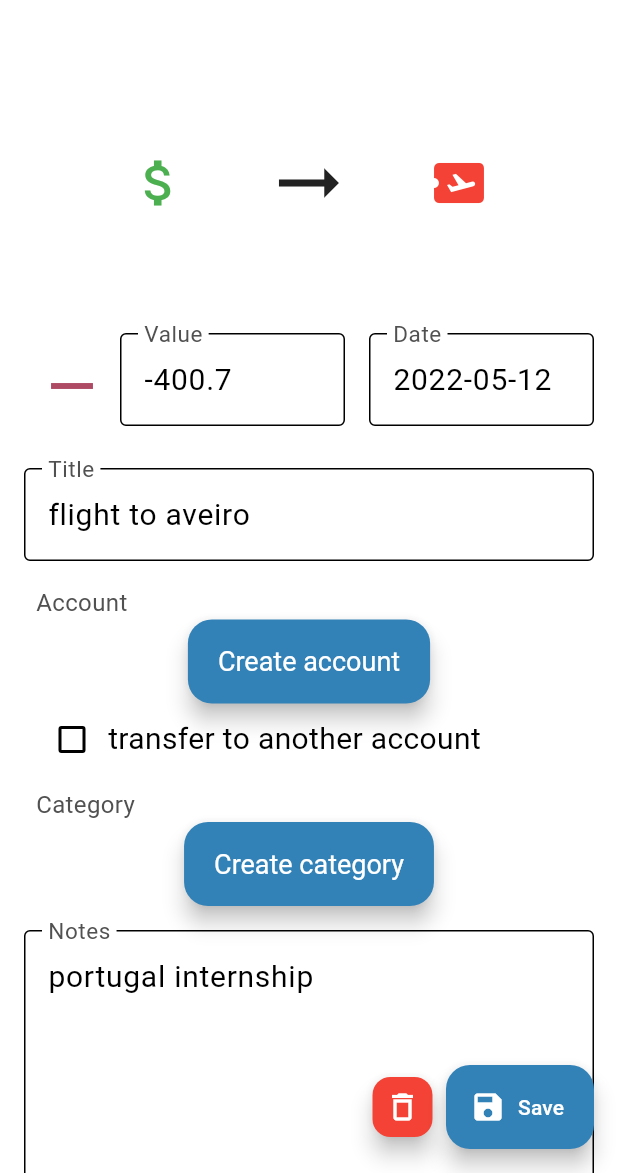
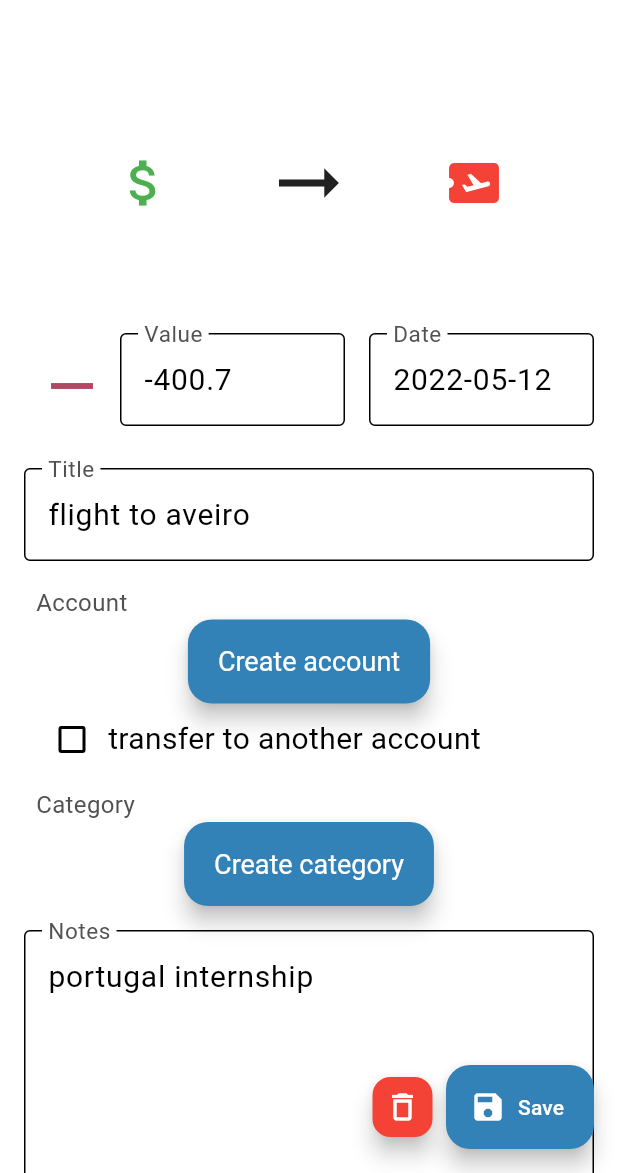
Before and after one commit to budgetiser/budgetiser, a Flutter app: the TransactionForm screen opened directly with sample values from the repository, on a phone screen of 412 x 824 dp, the part 63-1236 px from its top. Run offline on Flutter 3.47's test engine with Material 2 defaults, Android fonts, the phone set to English and light mode, and no system bars; our stand-ins replace flutter_colorpicker, flutter_markdown, jiffy, package_info_plus, percent_indicator, shared_preferences and 1 more; missing offline and left inert: equations; accounts and stored records are empty.

Commit message:
refactor visualize transaction

```diff
--- a/lib/shared/widgets/smallStuff/visualize_transaction.dart
+++ b/lib/shared/widgets/smallStuff/visualize_transaction.dart
@@ -29,55 +29,29 @@ class VisualizeTransaction extends StatefulWidget {
 class _VisualizeTransactionState extends State<VisualizeTransaction> {
   @override
   Widget build(BuildContext context) {
-    if (widget.account1 == null ||
-        widget.account1 == null ||
-        widget.category == null) {
+    if (widget.account1 == null || widget.category == null) {
       return Container();
     }
-    if (widget.account2 != null) {
     return Column(
       mainAxisAlignment: MainAxisAlignment.center,
       children: [
         Row(
           mainAxisAlignment: MainAxisAlignment.spaceEvenly,
-            children: [
+          children: (widget.account2 != null)
+              ? [
                   clickableAccountIcon(widget.account1!),
-              const Icon(Icons.arrow_right_alt, size: 60),
+                  _arrow(flipped: false),
                   Icon(
                     widget.category!.icon,
                     color: widget.category!.color,
                     size: 40,
                   ),
-              const Icon(Icons.arrow_right_alt, size: 60),
+                  _arrow(flipped: false),
                   clickableAccountIcon(widget.account2!),
-            ],
-          ),
-          if (widget.value != null && !widget.wasNegative)
-            BalanceText(
-              widget.value!,
-              hasPrefix: false,
-            ),
-        ],
-      );
-    } else {
-      return Padding(
-        padding: const EdgeInsets.symmetric(horizontal: 20),
-        child: Column(
-          mainAxisAlignment: MainAxisAlignment.center,
-          children: [
-            Row(
-              mainAxisAlignment: MainAxisAlignment.spaceEvenly,
-              children: [
+                ]
+              : [
                   clickableAccountIcon(widget.account1!),
-                (!widget.wasNegative)
-                    ? Transform.rotate(
-                        angle: pi, // rotate by pi to flip the arrow
-                        child: const Icon(
-                          Icons.arrow_right_alt,
-                          size: 60,
-                        ),
-                      )
-                    : const Icon(Icons.arrow_right_alt, size: 60),
+                  _arrow(flipped: !widget.wasNegative),
                   Icon(
                     widget.category!.icon,
                     color: widget.category!.color,
@@ -85,15 +59,14 @@ class _VisualizeTransactionState extends State<VisualizeTransaction> {
                   ),
                 ],
         ),
-            if (widget.value != null)
+        if (widget.value != null &&
+            (widget.account2 == null || !widget.wasNegative))
           BalanceText(
             widget.value!,
             hasPrefix: false,
           ),
       ],
-        ),
     );
-    }
   }
 
   InkWell clickableAccountIcon(Account account) {
@@ -117,4 +90,18 @@ class _VisualizeTransactionState extends State<VisualizeTransaction> {
       ),
     );
   }
+
+  Widget _arrow({required bool flipped}) {
+    if (flipped) {
+      return Transform.rotate(
+        angle: pi, // rotate by pi to flip the arrow
+        child: const Icon(
+          Icons.arrow_right_alt,
+          size: 60,
+        ),
+      );
+    } else {
+      return const Icon(Icons.arrow_right_alt, size: 60);
     }
+  }
+}
```
Lines whose indentation alone changed are shown as unchanged.
